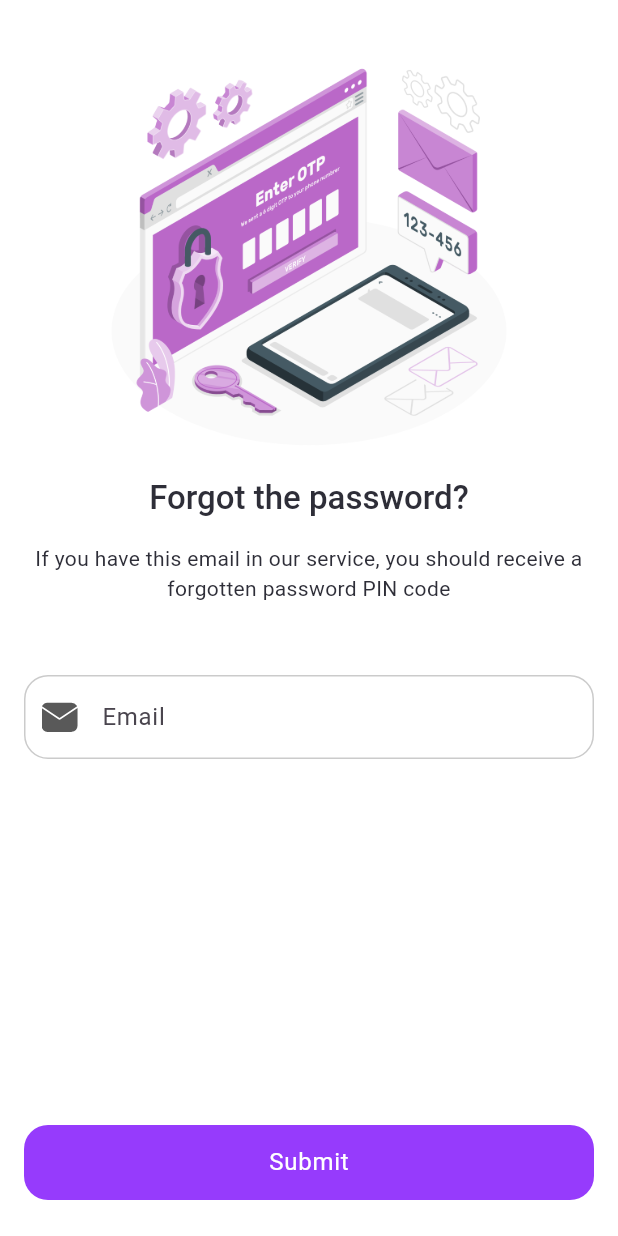
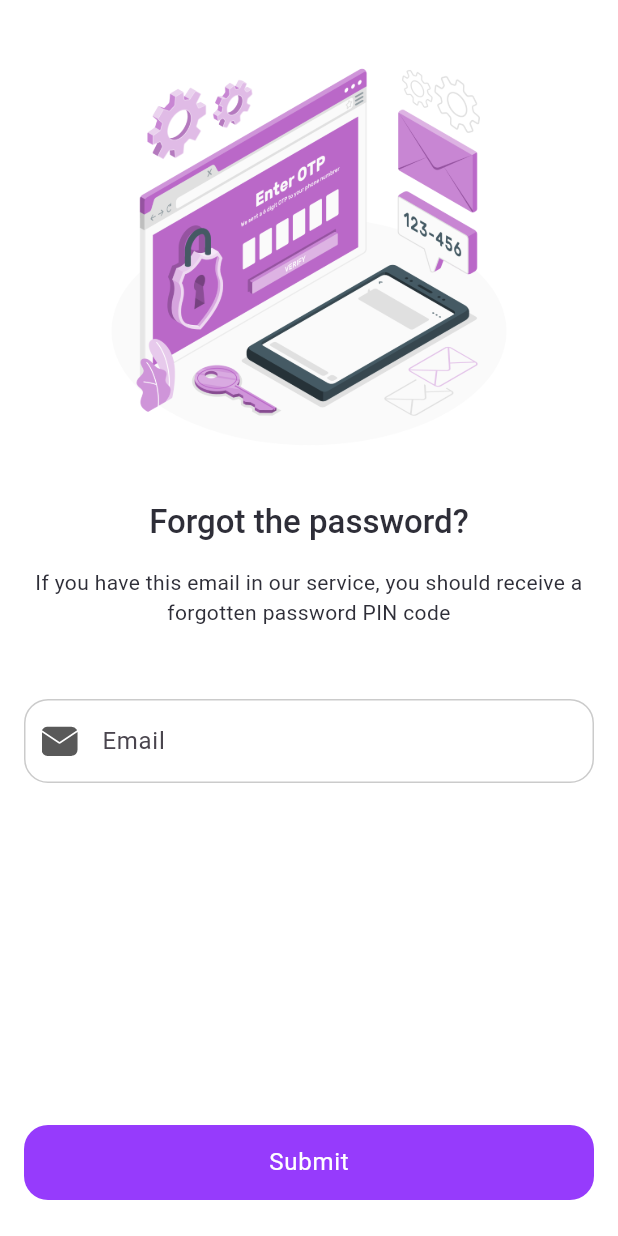
Before and after one commit to ales-dev-studio/Flutter-Email-Authentication, a Flutter app: the ForgotPassword screen opened by its route, on a phone screen of 412 x 824 dp. Run offline on Flutter 3.47's test engine with Material 3 defaults, Android fonts, the light colour scheme and no system bars; drawn by our look-alikes of keyboard_dismisser; our stand-ins replace animate_do, bloc, cached_network_image, connectivity_plus, dio, flutter_bloc and 8 more; missing offline and left inert: slang, webview_flutter_wkwebview; accounts and stored records are empty; generated files the repository leaves out were written again; Roboto replaces fonts that are missing (Jaldi).

Commit message:
Fix UI bug

```diff
--- a/lib/features/authentication/presentation/screens/forgot_password.dart
+++ b/lib/features/authentication/presentation/screens/forgot_password.dart
@@ -60,6 +60,7 @@ class _ForgotPasswordState extends State<ForgotPassword> {
                     spacing: Dimens.largePadding,
                     children: [
                       AuthIllustration(width: 270),
+                      SizedBox.shrink(),
                       AppTitleLargeText(t.forgotPass),
                       Text(
                         t.forgotPassDesc,
```
